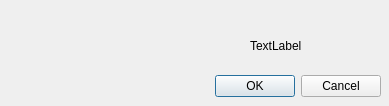
Semi-ATE/Semi-ATE, file ATE/spyder/widgets/actions_on/utils/Delete.ui: the form before one commit.
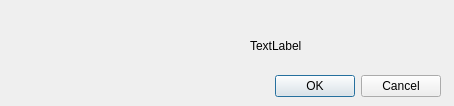
The form after the commit.

```diff
--- a/ATE/spyder/widgets/actions_on/utils/Delete.ui
+++ b/ATE/spyder/widgets/actions_on/utils/Delete.ui
@@ -6,7 +6,7 @@
    <rect>
     <x>0</x>
     <y>0</y>
-    <width>389</width>
+    <width>454</width>
     <height>106</height>
    </rect>
   </property>
@@ -16,7 +16,7 @@
   <widget class="QDialogButtonBox" name="buttonBox">
    <property name="geometry">
     <rect>
-     <x>40</x>
+     <x>100</x>
      <y>70</y>
      <width>341</width>
      <height>32</height>
@@ -34,7 +34,7 @@
     <rect>
      <x>90</x>
      <y>30</y>
-     <width>221</width>
+     <width>351</width>
      <height>31</height>
     </rect>
    </property>
@@ -60,7 +60,7 @@
     <rect>
      <x>250</x>
      <y>30</y>
-     <width>121</width>
+     <width>191</width>
      <height>31</height>
     </rect>
    </property>
```
